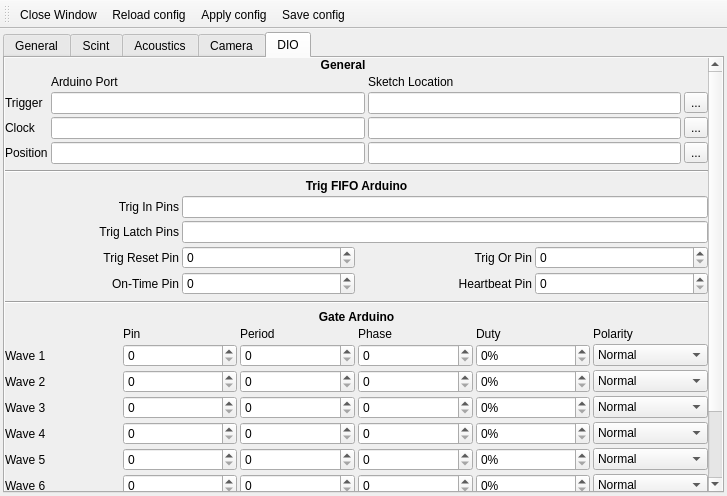
First picture: the form in ui/settingswindow.ui, repository SBC-Collaboration/SBC-RunControl, before the edit.
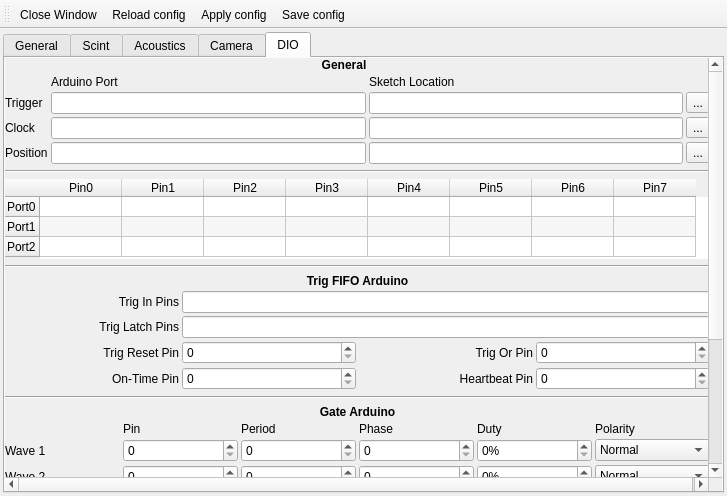
Second picture: the form after the edit. The open tabs and pages were chosen to show the change. Icons and pictures are not drawn. Custom widgets are drawn as their Qt base class.

Commit message: Add a table to setttings window to set pinout of NI USB device

```diff
--- a/ui/settingswindow.ui
+++ b/ui/settingswindow.ui
@@ -3690,7 +3690,7 @@
              <x>0</x>
              <y>0</y>
              <width>703</width>
-             <height>534</height>
+             <height>629</height>
             </rect>
            </property>
            <property name="maximumSize">
@@ -3811,6 +3811,262 @@
               </item>
              </layout>
             </item>
+            <item>
+             <widget class="Line" name="dio_line_5">
+              <property name="orientation">
+               <enum>Qt::Orientation::Horizontal</enum>
+              </property>
+             </widget>
+            </item>
+            <item>
+             <widget class="SwappingTableWidget" name="niusb_table">
+              <property name="sizePolicy">
+               <sizepolicy hsizetype="MinimumExpanding" vsizetype="Preferred">
+                <horstretch>0</horstretch>
+                <verstretch>0</verstretch>
+               </sizepolicy>
+              </property>
+              <property name="minimumSize">
+               <size>
+                <width>0</width>
+                <height>80</height>
+               </size>
+              </property>
+              <property name="font">
+               <font>
+                <kerning>true</kerning>
+               </font>
+              </property>
+              <property name="layoutDirection">
+               <enum>Qt::LayoutDirection::LeftToRight</enum>
+              </property>
+              <property name="autoFillBackground">
+               <bool>false</bool>
+              </property>
+              <property name="frameShape">
+               <enum>QFrame::Shape::NoFrame</enum>
+              </property>
+              <property name="frameShadow">
+               <enum>QFrame::Shadow::Plain</enum>
+              </property>
+              <property name="verticalScrollBarPolicy">
+               <enum>Qt::ScrollBarPolicy::ScrollBarAsNeeded</enum>
+              </property>
+              <property name="horizontalScrollBarPolicy">
+               <enum>Qt::ScrollBarPolicy::ScrollBarAsNeeded</enum>
+              </property>
+              <property name="sizeAdjustPolicy">
+               <enum>QAbstractScrollArea::SizeAdjustPolicy::AdjustToContents</enum>
+              </property>
+              <property name="autoScroll">
+               <bool>true</bool>
+              </property>
+              <property name="autoScrollMargin">
+               <number>0</number>
+              </property>
+              <property name="editTriggers">
+               <set>QAbstractItemView::EditTrigger::DoubleClicked|QAbstractItemView::EditTrigger::EditKeyPressed</set>
+              </property>
+              <property name="dragEnabled">
+               <bool>true</bool>
+              </property>
+              <property name="dragDropOverwriteMode">
+               <bool>false</bool>
+              </property>
+              <property name="dragDropMode">
+               <enum>QAbstractItemView::DragDropMode::InternalMove</enum>
+              </property>
+              <property name="defaultDropAction">
+               <enum>Qt::DropAction::MoveAction</enum>
+              </property>
+              <property name="alternatingRowColors">
+               <bool>true</bool>
+              </property>
+              <property name="showGrid">
+               <bool>true</bool>
+              </property>
+              <property name="cornerButtonEnabled">
+               <bool>false</bool>
+              </property>
+              <attribute name="horizontalHeaderCascadingSectionResizes">
+               <bool>true</bool>
+              </attribute>
+              <attribute name="horizontalHeaderDefaultSectionSize">
+               <number>82</number>
+              </attribute>
+              <attribute name="verticalHeaderCascadingSectionResizes">
+               <bool>false</bool>
+              </attribute>
+              <attribute name="verticalHeaderDefaultSectionSize">
+               <number>20</number>
+              </attribute>
+              <row>
+               <property name="text">
+                <string>Port0</string>
+               </property>
+              </row>
+              <row>
+               <property name="text">
+                <string>Port1</string>
+               </property>
+              </row>
+              <row>
+               <property name="text">
+                <string>Port2</string>
+               </property>
+              </row>
+              <column>
+               <property name="text">
+                <string>Pin0</string>
+               </property>
+              </column>
+              <column>
+               <property name="text">
+                <string>Pin1</string>
+               </property>
+              </column>
+              <column>
+               <property name="text">
+                <string>Pin2</string>
+               </property>
+              </column>
+              <column>
+               <property name="text">
+                <string>Pin3</string>
+               </property>
+              </column>
+              <column>
+               <property name="text">
+                <string>Pin4</string>
+               </property>
+              </column>
+              <column>
+               <property name="text">
+                <string>Pin5</string>
+               </property>
+              </column>
+              <column>
+               <property name="text">
+                <string>Pin6</string>
+               </property>
+              </column>
+              <column>
+               <property name="text">
+                <string>Pin7</string>
+               </property>
+              </column>
+              <item row="0" column="0">
+               <property name="text">
+                <string/>
+               </property>
+              </item>
+              <item row="0" column="1">
+               <property name="text">
+                <string/>
+               </property>
+              </item>
+              <item row="0" column="2">
+               <property name="text">
+                <string/>
+               </property>
+              </item>
+              <item row="0" column="3">
+               <property name="text">
+                <string/>
+               </property>
+              </item>
+              <item row="0" column="4">
+               <property name="text">
+                <string/>
+               </property>
+              </item>
+              <item row="0" column="5">
+               <property name="text">
+                <string/>
+               </property>
+              </item>
+              <item row="0" column="6">
+               <property name="text">
+                <string/>
+               </property>
+              </item>
+              <item row="0" column="7">
+               <property name="text">
+                <string/>
+               </property>
+              </item>
+              <item row="1" column="0">
+               <property name="text">
+                <string/>
+               </property>
+              </item>
+              <item row="1" column="1">
+               <property name="text">
+                <string/>
+               </property>
+              </item>
+              <item row="1" column="2">
+               <property name="text">
+                <string/>
+               </property>
+              </item>
+              <item row="1" column="3">
+               <property name="text">
+                <string/>
+               </property>
+              </item>
+              <item row="1" column="4">
+               <property name="text">
+                <string/>
+               </property>
+              </item>
+              <item row="1" column="5">
+               <property name="text">
+                <string/>
+               </property>
+              </item>
+              <item row="1" column="6">
+               <property name="text">
+                <string/>
+               </property>
+              </item>
+              <item row="1" column="7">
+               <property name="text">
+                <string/>
+               </property>
+              </item>
+              <item row="2" column="0">
+               <property name="text">
+                <string/>
+               </property>
+              </item>
+              <item row="2" column="1">
+               <property name="text">
+                <string/>
+               </property>
+              </item>
+              <item row="2" column="2">
+               <property name="text">
+                <string/>
+               </property>
+              </item>
+              <item row="2" column="3">
+               <property name="text">
+                <string/>
+               </property>
+              </item>
+              <item row="2" column="4">
+               <property name="text">
+                <string/>
+               </property>
+              </item>
+              <item row="2" column="5">
+               <property name="text">
+                <string/>
+               </property>
+              </item>
+             </widget>
+            </item>
             <item>
              <widget class="Line" name="dio_line">
               <property name="orientation">
@@ -4580,6 +4836,13 @@
   </action>
  </widget>
  <layoutdefault spacing="3" margin="0"/>
+ <customwidgets>
+  <customwidget>
+   <class>SwappingTableWidget</class>
+   <extends>QTableWidget</extends>
+   <header>ui.swappingtablewidget</header>
+  </customwidget>
+ </customwidgets>
  <tabstops>
   <tabstop>sipm_scroll_area</tabstop>
   <tabstop>acoustics_scroll_area</tabstop>
```
Left out of the diff: 327 changed lines with no effect on the pictures. The commit also changes 4 other files.
